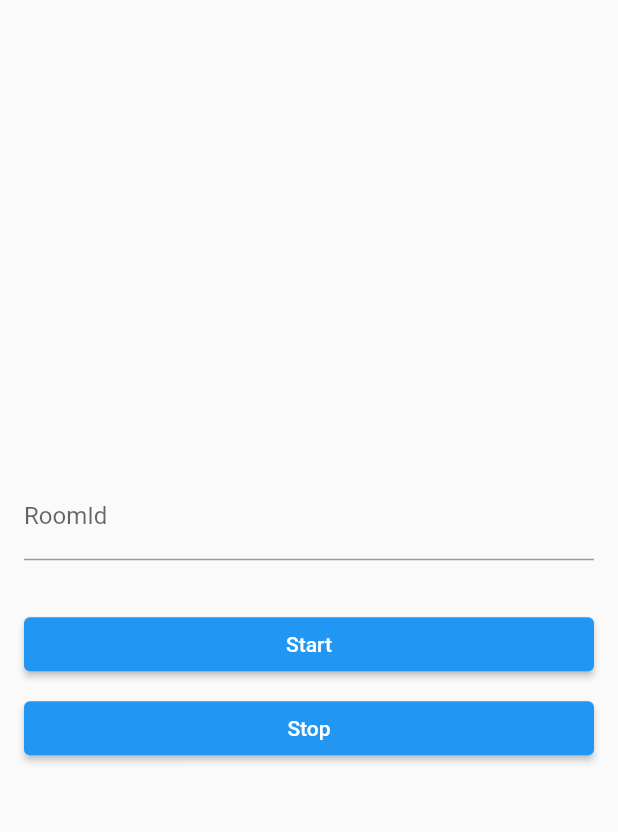
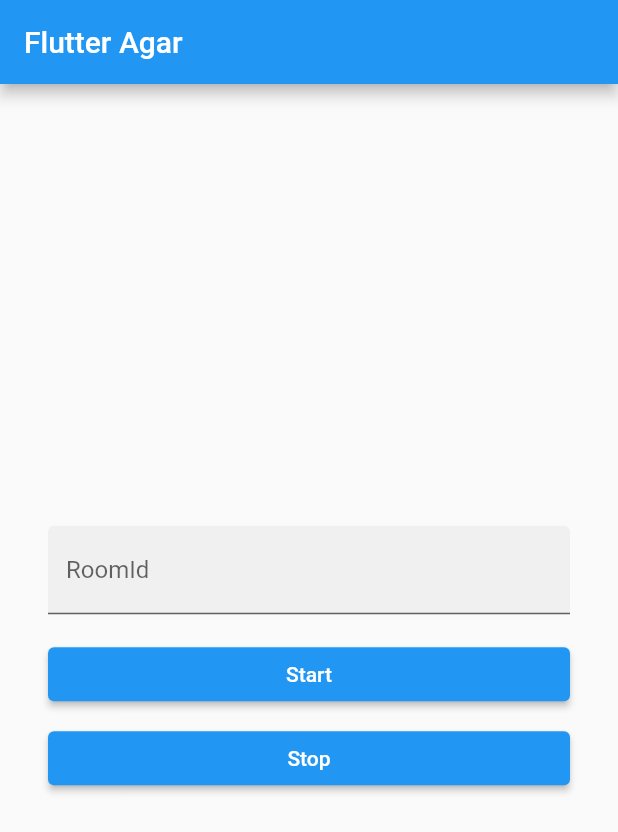
Before and after one commit to ViacheslavSomin/flutter_agar, a Flutter app: the screen it shows after launch, on a phone screen of 412 x 824 dp. Shown: the top 832 px of the screen. Run offline on Flutter 3.47's test engine with Material 2 defaults, Android fonts, the phone set to English and light mode, and no system bars; our stand-ins replace webview_flutter.

Commit message:
Work on plugin

```diff
--- a/lib/src/widgets/agar_client_view.dart
+++ b/lib/src/widgets/agar_client_view.dart
@@ -50,24 +50,24 @@ class _AgarClientViewState extends State<AgarClientView> {
         FocusManager.instance.primaryFocus?.unfocus();
       },
       child: Scaffold(
-        body: SingleChildScrollView(
-          child: ConstrainedBox(
-            constraints: BoxConstraints(
-              minHeight: MediaQuery.of(context).size.height -
-                  MediaQuery.of(context).padding.top -
-                  MediaQuery.of(context).padding.bottom,
+        appBar: AppBar(
+          title: const Text('Flutter Agar'),
         ),
-            child: Padding(
-              padding: const EdgeInsets.all(16),
+        body: Center(
+          child: SingleChildScrollView(
+            padding: const EdgeInsets.all(32),
             child: Column(
               crossAxisAlignment: CrossAxisAlignment.stretch,
-                mainAxisAlignment: MainAxisAlignment.center,
+              mainAxisSize: MainAxisSize.min,
               children: [
                 TextField(
                   controller: _roomIdController,
-                    decoration: const InputDecoration(labelText: 'RoomId'),
+                  decoration: const InputDecoration(
+                    labelText: 'RoomId',
+                    filled: true,
                   ),
-                  const SizedBox(height: 32),
+                ),
+                const SizedBox(height: 16),
                 ElevatedButton(
                   onPressed: () async {
                     await FlutterAgar().startGame(_roomIdController.text);
@@ -95,7 +95,6 @@ class _AgarClientViewState extends State<AgarClientView> {
           ),
         ),
       ),
-      ),
     );
   }
 }
```
Lines whose indentation alone changed are shown as unchanged.
